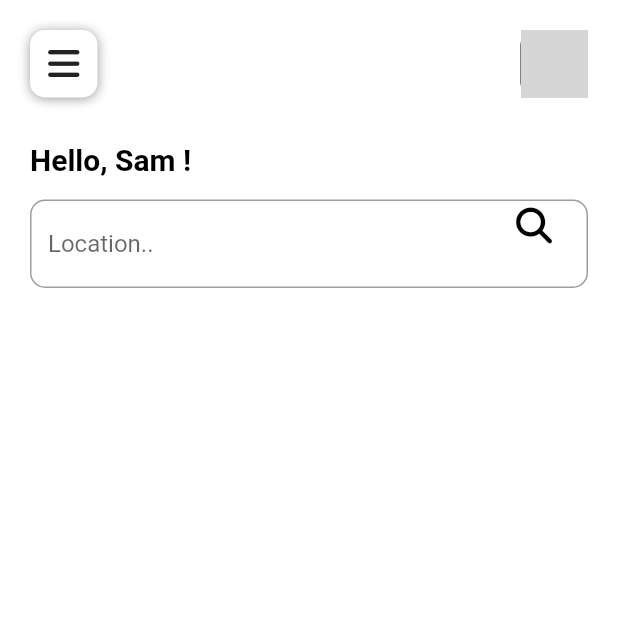
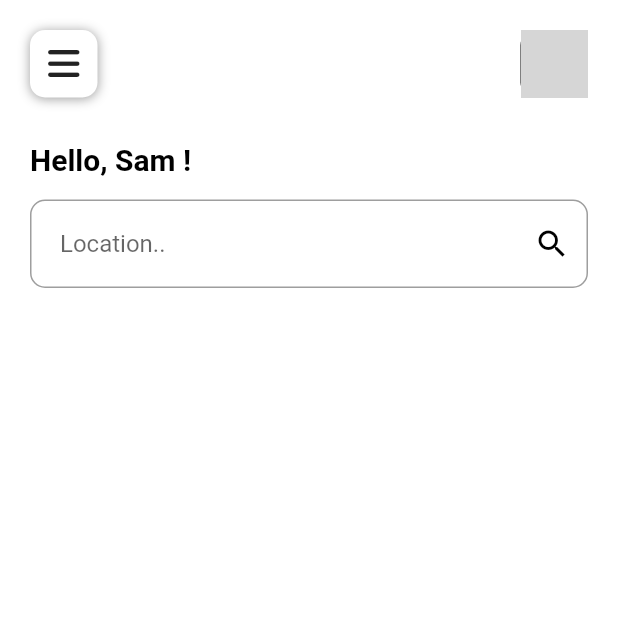
Before and after one commit to SOUMYA-CODING/Uttarakhand-Tourism, a Flutter app: the DashboardScreen screen opened by its route, on a phone screen of 412 x 824 dp, the top half of it. Run offline on Flutter 3.47's test engine with Material 2 defaults, Android fonts, the phone set to English and light mode, and no system bars; our stand-ins replace font_awesome_flutter, google_fonts; network calls fail; grey boxes are pictures that could not be loaded.

Commit message:
Uttarakhand Tourism App

```diff
--- a/lib/user_section/dashboard_screen.dart
+++ b/lib/user_section/dashboard_screen.dart
@@ -77,12 +77,13 @@ class _DashboardScreenState extends State<DashboardScreen> {
                   color: Colors.grey,
                 ),
                 decoration: InputDecoration(
+                  contentPadding: EdgeInsets.all(20.0),
                   border: OutlineInputBorder(
                     borderRadius: BorderRadius.all(Radius.circular(10.0)),
                   ),
                   hintText: 'Location..',
-                  suffixIcon: FaIcon(
-                    FontAwesomeIcons.magnifyingGlass,
+                  suffixIcon: Icon(
+                    Icons.search,
                     color: Colors.black,
                   ),
                 ),
```
